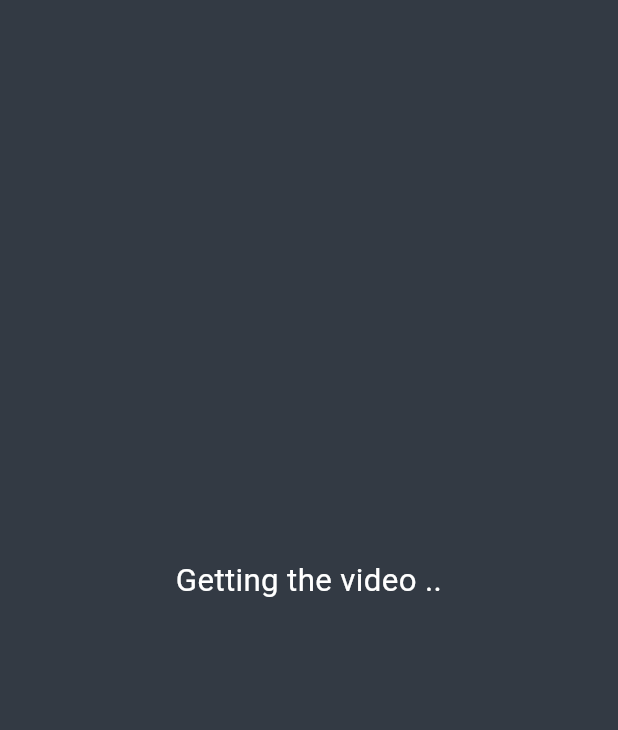
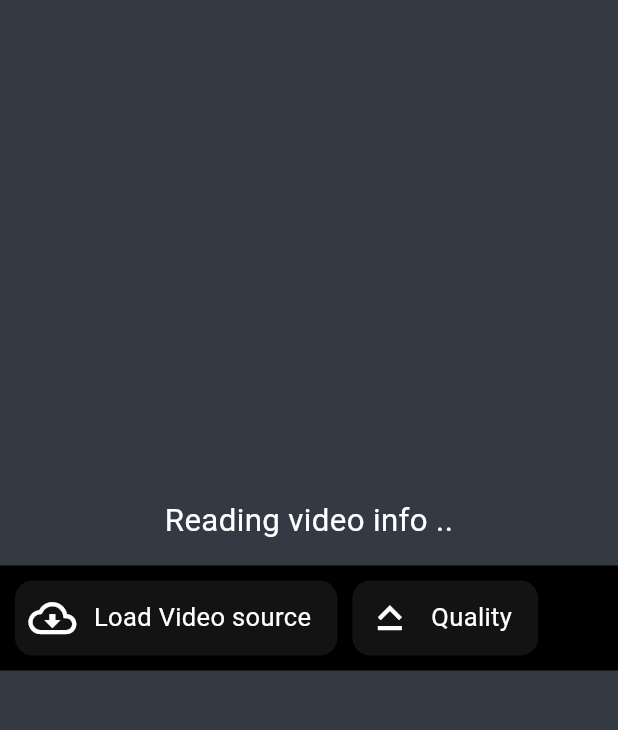
Before and after one commit to RagehAz/infinity_youtube_player, a Flutter app: the VideoScreen screen opened by its route, on a phone screen of 412 x 824 dp, the part 75-805 px from its top. Run offline on Flutter 3.47's test engine with Material 3 defaults, Android fonts, the light colour scheme and no system bars; our stand-ins replace go_router, youtube_player_flutter; missing offline and left inert: media_kit, no_screenshot, youtube_explode_dart.

Commit message:
0.0.1: filtered sources, adjusted video screen + added quality selector sheet

```diff
--- a/lib/app/screens/b_vdeo_screen.dart
+++ b/lib/app/screens/b_vdeo_screen.dart
@@ -1,7 +1,15 @@
 import 'package:flutter/material.dart';
+import 'package:infinity_youtube/app/router/router.dart';
 import 'package:infinity_youtube/app/the_youtube_player/the_you_tube_player.dart';
 import 'package:infinity_youtube/core/layout/the_layout.dart';
+import 'package:infinity_youtube/core/services/audio_source_analyzer.dart';
+import 'package:infinity_youtube/core/services/audio_source_model.dart';
+import 'package:infinity_youtube/core/services/video_source_analyzer.dart';
+import 'package:infinity_youtube/core/services/video_source_model.dart';
+import 'package:infinity_youtube/core/services/youtube.dart';
+import 'package:infinity_youtube/core/shared_components/super_box/super_box.dart';
 import 'package:infinity_youtube/core/shared_components/super_text/super_text.dart';
+import 'package:infinity_youtube/core/theme/colorz.dart';
 import 'package:infinity_youtube/core/utilities/contextual.dart';
 
 class VideoScreen extends StatefulWidget {
@@ -17,8 +25,17 @@ class VideoScreen extends StatefulWidget {
 
 class _VideoScreenState extends State<VideoScreen> {
   // --------------------------------------------------------------------------
+  final YoutubeParser parser = YoutubeParser();
+  String? _videoYoutubeURL;
+  List<VideoSourceModel> _videoSources = <VideoSourceModel>[];
+  VideoSourceModel? _selectedVideoSource;
+  AudioSourceModel? _selectedAudioSource;
+  // --------------------------------------------------------------------------
   @override
   void initState() {
+
+    _videoYoutubeURL = 'https://youtu.be/46l2HlRQHk8?si=hmnKYWLPKVGRmXqS';
+
     super.initState();
   }
   // --------------------
@@ -51,6 +68,7 @@ class _VideoScreenState extends State<VideoScreen> {
   // --------------------
   @override
   void dispose() {
+    parser.dispose();
     super.dispose();
   }
   // --------------------------------------------------------------------------
@@ -61,6 +79,7 @@ class _VideoScreenState extends State<VideoScreen> {
   String? _loadingText = 'loading';
   bool _canBuildVideo = false;
   // --------------------
+  /// TESTED : WORKS PERFECT
   void setLoadingText(String? text){
     if (mounted && _loadingText != text){
       setState(() {
@@ -69,27 +88,136 @@ class _VideoScreenState extends State<VideoScreen> {
     }
   }
   // --------------------
+  /// TESTED : WORKS PERFECT
   Future<void> _loadVideo() async {
 
-    await Future.delayed(const Duration(milliseconds: 500));
+    blog('_loadVideo(Start)');
 
-    setLoadingText('Fetching User Info ..');
+    if (_videoYoutubeURL != null){
 
-    await Future.delayed(const Duration(milliseconds: 500));
+      setLoadingText('Reading video info ..');
 
-    setLoadingText('Authentication ..');
+      final YouTubeSource _youtubeSource = await parser.parse(_videoYoutubeURL!);
 
-    await Future.delayed(const Duration(milliseconds: 500));
+      if (mounted == true){
 
-    setLoadingText('Getting the video ..');
+        setState(() {
 
-    await Future.delayed(const Duration(milliseconds: 500));
+          /// ALL VIDEO SOURCES
+          _videoSources = VideoSourceAnalyzer.getSmallestVideoOfEachQuality(
+            videoSources: _youtubeSource.video,
+          );
 
-    setState(() {
-      _loadingText = null;
-      _canBuildVideo = true;
-    });
+          /// SELECTED
+          _selectedAudioSource = AudioSourceAnalyzer.getSmallestAudio(
+            audioSources: _youtubeSource.audio,
+          );
+          _selectedVideoSource = _videoSources.last;
 
+          /// BUILD
+          _loadingText = null;
+          _canBuildVideo = true;
+
+        });
+
+      }
+
+    }
+
+    blog('_loadVideo(End)');
+
+  }
+  // --------------------------------------------------------------------------
+
+  /// BOTTOM SHEET
+
+  // --------------------
+  /// TESTED : WORKS PERFECT
+  Future<void> showTheBottomSheet({
+    required List<Widget> tiles,
+  }) async {
+
+    await showModalBottomSheet(
+      context: context,
+      shape: const RoundedRectangleBorder(
+        borderRadius: BorderRadius.vertical(
+          top: Radius.circular(20),
+
+        ),
+      ),
+      backgroundColor: Colorz.infinityDarkGrey,
+      builder: (context) {
+
+        return Column(
+          mainAxisSize: MainAxisSize.min,
+          children: tiles,
+        );
+
+      },
+    );
+  }
+  // --------------------------------------------------------------------------
+
+  /// PICk QUALITY
+
+  // --------------------
+  /// TESTED : WORKS PERFECT
+  Future<void> _pickQuality() async {
+
+    await showTheBottomSheet(
+      tiles: <Widget>[
+
+        ...List.generate(_videoSources.length, (int index){
+
+          final VideoSourceModel _source = _videoSources[index];
+
+          return _qualityTile(
+              text: _source.quality,
+              isSelected: _selectedVideoSource?.quality == _source.quality,
+              onTap: () async {
+                if (mounted){
+                  _selectedVideoSource = _source;
+                }
+                await Routing.goBack(context: context);
+              },
+          );
+
+        }),
+
+        const SizedBox(
+          width: 40,
+          height: 40,
+        ),
+
+      ],
+    );
+
+  }
+  // --------------------
+  /// TESTED : WORKS PERFECT
+  Widget _qualityTile({
+    required Function onTap,
+    required String text,
+    required bool isSelected,
+    dynamic icon,
+  }) {
+    return SuperBox(
+      height: 60,
+      width: context.screenWidth - 10,
+      color: isSelected ? Colorz.white50 : Colorz.white20,
+      borderColor: isSelected ? Colorz.white125 : null,
+      margins: const EdgeInsets.symmetric(
+        vertical: 5,
+        horizontal: 5,
+      ),
+      icon: icon,
+      textColor: Colorz.black255,
+      text: text,
+      // appIsLTR: true,
+      // textDirection: TextDirection.ltr,
+      textCentered: false,
+      onTap: () => onTap(),
+    );
   }
   // --------------------------------------------------------------------------
   @override
@@ -135,14 +263,51 @@ class _VideoScreenState extends State<VideoScreen> {
 
           /// NEW PLAYER
           if (_canBuildVideo == true)
-            TheYoutubePlayer(
-              canvasWidth: context.screenWidth,
-              canvasHeight: context.screenWidth * 0.7,
-              // isMuted: false,
-              // autoPlay: true,
-              // loop: false,
-              url: 'https://youtu.be/46l2HlRQHk8?si=hmnKYWLPKVGRmXqS',
+            Container(
+              width: context.screenWidth,
+              height: context.screenWidth * 0.7,
+              color: Colorz.black255,
             ),
+
+          /// DEBUG CONTROL BAR
+          Builder(
+            builder: (context) {
+
+              const double barHeight = 70;
+              const double buttonSize = 50;
+
+              return Container(
+                width: context.screenWidth,
+                height: barHeight,
+                color: Colorz.black255,
+                margin: const EdgeInsets.symmetric(vertical: 5),
+                child: SingleChildScrollView(
+                  scrollDirection: Axis.horizontal,
+                  child: Row(
+                    children: <Widget>[
+
+                      const SizedBox(width: 5, height: 5),
+
+                      _TestButton(
+                        size: buttonSize,
+                        text: 'Load Video source',
+                        icon: Icons.cloud_download_outlined,
+                        onTap: _loadVideo,
+                      ),
+
+                      _TestButton(
+                        size: buttonSize,
+                        text: 'Quality',
+                        icon: Icons.keyboard_capslock_outlined,
+                        onTap: _pickQuality,
+                      ),
+
+                    ],
+                  ),
+                ),
+              );
+            }
+          ),
 
           // --------------------
 
@@ -153,3 +318,34 @@ class _VideoScreenState extends State<VideoScreen> {
   }
   // --------------------------------------------------------------------------
 }
+
+class _TestButton extends StatelessWidget {
+  // --------------------------------------------------------------------------
+  const _TestButton({
+    required this.text,
+    required this.icon,
+    required this.onTap,
+    required this.size,
+  });
+  // --------------------
+  final String text;
+  final dynamic icon;
+  final Function onTap;
+  final double size;
+  // -----------------------------------------------------------------------------
+  @override
+  Widget build(BuildContext context) {
+    // --------------------
+    return SuperBox(
+      height: size,
+      text: text,
+      icon: icon,
+      iconSizeFactor: 0.7,
+      color: Colorz.white20,
+      onTap: onTap,
+      margins: const EdgeInsets.symmetric(horizontal: 5),
+    );
+    // --------------------
+  }
+  // -----------------------------------------------------------------------------
+}
--- /dev/null
+++ b/lib/core/services/audio_source_analyzer.dart
@@ -0,0 +1,85 @@
+import 'package:infinity_youtube/core/services/audio_source_model.dart';
+
+abstract class AudioSourceAnalyzer {
+  // -----------------------------------------------------------------------------
+
+  /// SMALLEST
+
+  // --------------------
+  /// TESTED : WORKS PERFECT
+  static AudioSourceModel? getSmallestAudio({
+    required List<AudioSourceModel> audioSources,
+  }) {
+    AudioSourceModel? _output;
+
+    _loopSync<AudioSourceModel>(
+      models: audioSources,
+      onLoop: (index, model) {
+        if (_output == null) {
+          _output = model;
+        }
+        else {
+          final int currentSize = model.size.totalBytes;
+          final int previousSize = _output!.size.totalBytes;
+          if (_isLesserThan(number: currentSize, isLesserThan: previousSize)) {
+            _output = model;
+          }
+        }
+      },
+      onListIsEmpty: () => _output = null,
+    );
+
+    return _output;
+  }
+  // --------------------------------------------------------------------------
+
+  /// TOOLS
+
+  // --------------------
+  /// TESTED : WORKS PERFECT
+  static bool _isLesserThan({
+    required num? number,
+    required num? isLesserThan,
+  }){
+    bool _output = false;
+
+    if (number != null && isLesserThan != null){
+      _output = number < isLesserThan;
+    }
+
+    return _output;
+  }
+  // --------------------
+  /// TESTED : WORKS PERFECT
+  static void _loopSync<T>({
+    required List<T>? models,
+    required Function(int index, T model) onLoop,
+    Function? onListIsEmpty,
+  }) {
+
+    if (_checkCanLoop(models) == true){
+
+      for (int i = 0; i < models!.length; i++){
+        onLoop(i, models[i]);
+      }
+
+    }
+
+    else {
+      onListIsEmpty?.call();
+    }
+
+  }
+  // --------------------
+  /// AI TESTED
+  static bool _checkCanLoop(List<dynamic>? list) {
+    bool _canLoop = false;
+
+    if (list != null && list.isNotEmpty) {
+      _canLoop = true;
+    }
+
+    return _canLoop;
+  }
+// -----------------------------------------------------------------------------
+}
--- /dev/null
+++ b/lib/core/services/audio_source_model.dart
@@ -0,0 +1,79 @@
+import 'package:flutter/foundation.dart';
+import 'package:youtube_explode_dart/youtube_explode_dart.dart';
+
+@immutable
+class AudioSourceModel {
+  // --------------------------------------------------------------------------
+  const AudioSourceModel({
+    required this.audio,
+    required this.quality,
+    required this.bitrate,
+    required this.size,
+    required this.container,
+  });
+  // --------------------------------------------------------------------------
+
+  /// CIPHERS
+
+  // --------------------
+  factory AudioSourceModel.fromStreamInfo(AudioOnlyStreamInfo stream) {
+    return AudioSourceModel(
+      audio: stream.url.toString(),
+      quality: stream.qualityLabel,
+      bitrate: stream.bitrate,
+      size: stream.size,
+      container: stream.container.name,
+    );
+  }
+  // --------------------------------------------------------------------------
+
+  /// PARAMETERS
+
+  // --------------------
+  final String audio;
+  final String quality;
+  final Bitrate bitrate;
+  final FileSize size;
+  final String container;
+  // --------------------------------------------------------------------------
+
+  /// OVERRIDES
+
+  // --------------------
+  @override
+  String toString() => '''
+AudioSourceModel(
+  audio: $audio,
+  quality: $quality,
+  bitrate: $bitrate,
+  size: ${size.totalBytes} bytes,
+  container: $container,
+)
+''';
+  // --------------------
+  @override
+  bool operator ==(Object other) {
+
+    if (identical(this, other)){
+      return true;
+    }
+    else {
+      return other is AudioSourceModel &&
+          other.audio == audio &&
+          other.quality == quality &&
+          other.bitrate == bitrate &&
+          other.size == size &&
+          other.container == container;
+    }
+
+  }
+  // --------------------
+  @override
+  int get hashCode =>
+      audio.hashCode^
+      quality.hashCode^
+      bitrate.hashCode^
+      size.hashCode^
+      container.hashCode;
+  // --------------------------------------------------------------------------
+}
--- /dev/null
+++ b/lib/core/services/video_source_analyzer.dart
@@ -0,0 +1,127 @@
+import 'package:infinity_youtube/core/services/video_source_model.dart';
+
+abstract class VideoSourceAnalyzer {
+  // -----------------------------------------------------------------------------
+
+  /// SMALLEST OF EACH
+
+  // --------------------
+  /// TESTED : WORKS PERFECT
+  static List<VideoSourceModel> getSmallestVideoOfEachQuality({
+    required List<VideoSourceModel> videoSources,
+  }) {
+    final Map<String, VideoSourceModel> best = {};
+
+    _loopSync(
+      models: videoSources,
+      onLoop: (int index, VideoSourceModel source){
+
+        final String quality = source.quality;
+        final VideoSourceModel? existing = best[quality];
+
+        /// NOT THERE
+        if (existing == null){
+          best[quality] = source;
+        }
+
+        /// FOUND
+        else {
+
+          final bool _isSmaller = _isLesserThan(
+            number: source.size.totalBytes,
+            isLesserThan: existing.size.totalBytes,
+          );
+
+          if (_isSmaller == true) {
+            best[quality] = source;
+          }
+
+        }
+
+      }
+    );
+
+    return _sortByQualityDescending(
+      videoSources: best.values.toList(),
+    );
+  }
+  // -----------------------------------------------------------------------------
+
+  /// SORTING
+
+  // --------------------
+  /// TESTED : WORKS PERFECT
+  static List<VideoSourceModel> _sortByQualityDescending({
+    required List<VideoSourceModel> videoSources,
+  }) {
+    if (_checkCanLoop(videoSources) == false){
+      return const <VideoSourceModel>[];
+    }
+    else {
+      final List<VideoSourceModel> sorted = List.from(videoSources);
+      sorted.sort((a, b) {
+        final qa = _parseQuality(a.quality);
+        final qb = _parseQuality(b.quality);
+        return qb.compareTo(qa); // descending
+      });
+      return sorted;
+    }
+  }
+  // --------------------
+  /// TESTED : WORKS PERFECT
+  static int _parseQuality(String quality) {
+    final num = int.tryParse(quality.replaceAll(RegExp(r'[^0-9]'), ''));
+    return num ?? 0;
+  }
+  // --------------------------------------------------------------------------
+
+  /// TOOLS
+
+  // --------------------
+  /// TESTED : WORKS PERFECT
+  static bool _isLesserThan({
+    required num? number,
+    required num? isLesserThan,
+  }){
+    bool _output = false;
+
+    if (number != null && isLesserThan != null){
+      _output = number < isLesserThan;
+    }
+
+    return _output;
+  }
+  // --------------------
+  /// TESTED : WORKS PERFECT
+  static void _loopSync<T>({
+    required List<T>? models,
+    required Function(int index, T model) onLoop,
+    Function? onListIsEmpty,
+  }) {
+
+    if (_checkCanLoop(models) == true){
+
+      for (int i = 0; i < models!.length; i++){
+        onLoop(i, models[i]);
+      }
+
+    }
+
+    else {
+      onListIsEmpty?.call();
+    }
+
+  }
+  // --------------------
+  /// AI TESTED
+  static bool _checkCanLoop(List<dynamic>? list) {
+    bool _canLoop = false;
+
+    if (list != null && list.isNotEmpty) {
+      _canLoop = true;
+    }
+
+    return _canLoop;
+  }
+  // -----------------------------------------------------------------------------
+}
--- /dev/null
+++ b/lib/core/services/video_source_model.dart
@@ -0,0 +1,103 @@
+import 'package:flutter/material.dart';
+import 'package:youtube_explode_dart/youtube_explode_dart.dart';
+
+@immutable
+class VideoSourceModel {
+  // --------------------------------------------------------------------------
+  const VideoSourceModel({
+    required this.video,
+    required this.quality,
+    required this.bitrate,
+    required this.size,
+    required this.container,
+    required this.videoCodec,
+    required this.codec,
+    required this.videoResolution,
+    required this.videoQuality,
+  });
+  // --------------------------------------------------------------------------
+
+  /// CIPHERS
+
+  // --------------------
+  factory VideoSourceModel.fromStreamInfo(VideoOnlyStreamInfo stream) {
+    return VideoSourceModel(
+      video: stream.url.toString(),
+      quality: stream.qualityLabel,
+      bitrate: stream.bitrate,
+      size: stream.size,
+      container: stream.container.name,
+      videoCodec: stream.videoCodec,
+      codec: stream.codec.toString(),
+      videoResolution: stream.videoResolution.toString(),
+      videoQuality: stream.videoQuality.name,
+    );
+  }
+  // --------------------------------------------------------------------------
+
+  /// PARAMETERS
+
+  // --------------------
+  final String video;
+  final String quality;
+  final Bitrate bitrate;
+  final FileSize size;
+  final String container;
+  final String videoCodec;
+  final String codec;
+  final String videoResolution;
+  final String videoQuality;
+  // -----------------------------------------------------------------------------
+
+  /// OVERRIDES
+
+  // --------------------
+  @override
+  String toString() => '''
+VideoSourceModel(
+  video: $video,
+  quality: $quality,
+  bitrate: $bitrate,
+  size: $size,
+  container: $container,
+  videoCodec: $videoCodec,
+  codec: $codec,
+  videoResolution: $videoResolution,
+  videoQuality: $videoQuality,
+)
+''';
+  // --------------------
+  @override
+  bool operator ==(Object other) {
+
+    if (identical(this, other)){
+      return true;
+    }
+    else {
+      return other is VideoSourceModel &&
+          other.video == video &&
+          other.quality == quality &&
+          other.bitrate == bitrate &&
+          other.size == size &&
+          other.container == container &&
+          other.videoCodec == videoCodec &&
+          other.codec == codec &&
+          other.videoResolution == videoResolution &&
+          other.videoQuality == videoQuality;
+    }
+
+  }
+  // --------------------
+  @override
+  int get hashCode =>
+      video.hashCode^
+      quality.hashCode^
+      bitrate.hashCode^
+      size.hashCode^
+      container.hashCode^
+      videoCodec.hashCode^
+      codec.hashCode^
+      videoResolution.hashCode^
+      videoQuality.hashCode;
+  // --------------------------------------------------------------------------
+}
```
Also changed, not shown: lib/core/services/models.dart (deleted, +0 -63 lines), lib/core/services/youtube.dart (+15 -7 lines).
